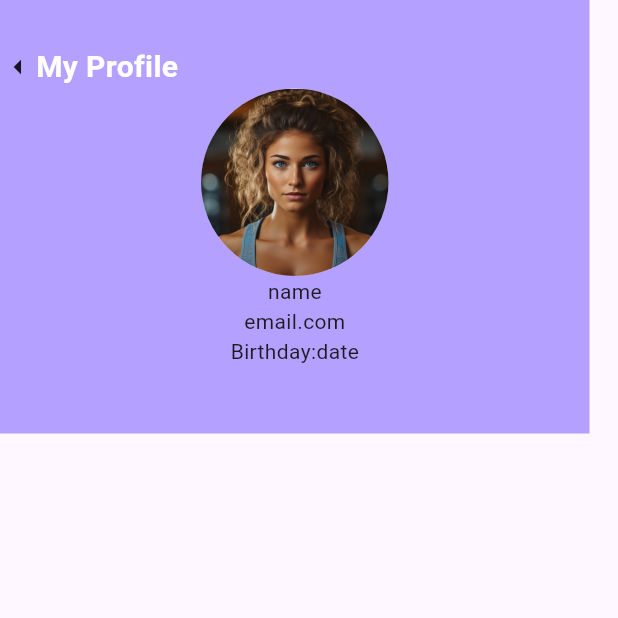
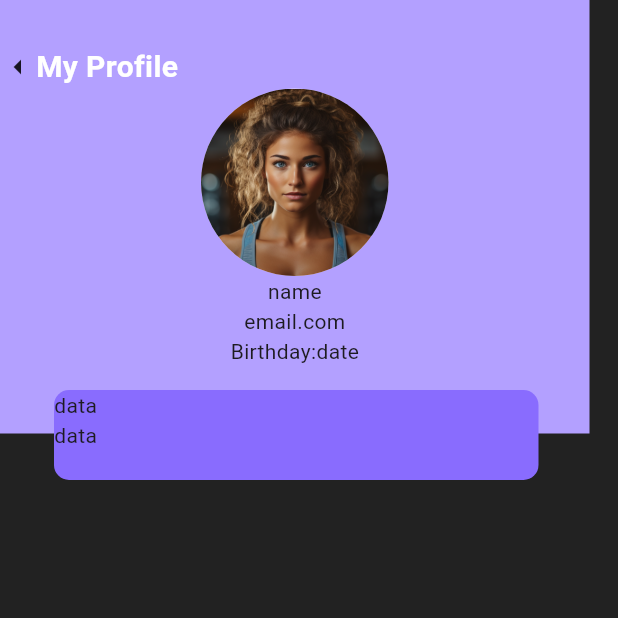
Before and after one commit to salmasafi/gym-app, a Flutter app: the screen it shows after launch, on a phone screen of 412 x 824 dp, the top half of it. Run offline on Flutter 3.47's test engine with Material 3 defaults, Android fonts, the phone set to English and light mode, and no system bars; our stand-ins replace flutter_screenutil.

Commit message:
profile6.1

```diff
--- a/lib/features/profile/presentation/screens/6.1profile.dart
+++ b/lib/features/profile/presentation/screens/6.1profile.dart
@@ -9,15 +9,9 @@ class SixdotOneProfileScreen extends StatelessWidget {
   @override
   Widget build(BuildContext context) {
     return Scaffold(
-      /*appBar: AppBar(
-        title: Text("My Profile"),
-      ),*/
+      backgroundColor: Colors.black87,
       body:Body(),
     );
-    /*return const ScreenUtilInit(
-      designSize: const Size(393,852),
-      minTextAdapt: true,
-      splitScreenMode: true,
-    );*/
+
   }
 }
--- a/lib/features/profile/presentation/widgets/profilebody.dart
+++ b/lib/features/profile/presentation/widgets/profilebody.dart
@@ -7,41 +7,64 @@ class Body extends StatelessWidget {
   Widget build(BuildContext context) {
     return Column(
       children: [
+        SizedBox(
+          width:393 ,
+          height: 320,
+          child: Stack(
+            children: [
               Container(
                 width:393 ,
                 height: 289,
                 color: Color(0xffB3A0FF),
                 child: Column(
                   children: [
-              SizedBox( height: 30),
+                    SizedBox(height: 30,),
                     Row(
                       children: [
                         Icon(Icons.arrow_left),
-
                         Text("My Profile",style: TextStyle(
                           fontSize: 20,fontWeight: FontWeight.w700,color: Colors.white
                         ),),
                       ],
                     ),
-              Positioned(
-                top: 95,
-                left: 132,
-                child: SizedBox(
+                    SizedBox(
                       width: 125,
                       height: 125,
                       child: CircleAvatar(
                         backgroundImage: AssetImage("assets/images/profile.png"),
                       ),
                     ),
-              ),
                     Text("name"),
                     Text("email.com"),
                     Text("Birthday:date"),
-
                   ],
                 ),
               ),
-
+              Positioned(
+                  top: 260,
+                  left: 36,
+                  child: Container(
+                    width: 323,
+                    height: 60,
+                    decoration: BoxDecoration(
+                      color: Color(0xff896CFE),
+                      borderRadius: BorderRadius.circular(10),
+                    ),
+                    child: Row(
+                      children: [
+                        Column(
+                          children: [
+                            Text("data"),
+                            Text("data"),
+                          ],
+                        ),
+                      ],
+                    ),
+                  )
+              ),
+            ],
+          ),
+        ),
       ],
     );
   }
--- a/lib/main.dart
+++ b/lib/main.dart
@@ -2,8 +2,9 @@ import 'package:flutter/material.dart';
 import 'package:gym_app/features/profile/presentation/screens/6.1profile.dart';
 //import 'package:gym_app/features/set_up/presentation/screens/setup_screen.dart';
 
+//import 'package:gym_app/setup_screen.dart';
+import 'package:flutter_screenutil/flutter_screenutil.dart';
 import 'package:gym_app/setup_screen.dart';
-import 'package:flutter_screenutil/flutter_screenutil.dart';
 
 void main() {
   runApp(const MainApp());
```
Also changed, not shown: 4 other files. Lines whose indentation alone changed are shown as unchanged.
